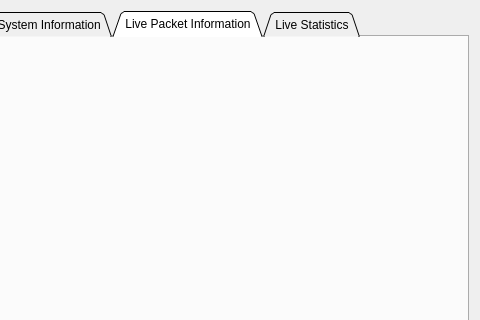
Qt form FOSSAGSCP/systeminformationpane.ui (FOSSASystems/FOSSA-GroundStationControlPanel) before a commit; both pictures show x 97 to 577 and y 0 to 320 of the 577 by 941 pixel window.
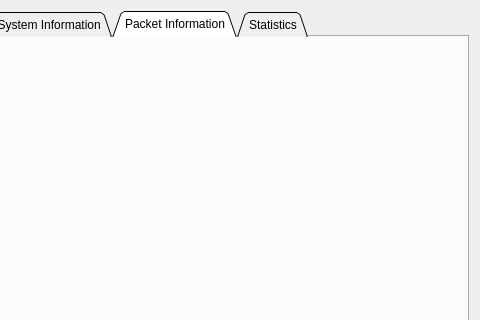
The same form after that commit. The open tabs and pages were chosen to show the change.

Commit message: removed "live" from tab names

Diff of the .ui file:
```diff
--- a/FOSSAGSCP/systeminformationpane.ui
+++ b/FOSSAGSCP/systeminformationpane.ui
@@ -992,12 +992,12 @@
      </widget>
      <widget class="QWidget" name="tab_2">
       <attribute name="title">
-       <string>Live Packet Information</string>
+       <string>Packet Information</string>
       </attribute>
      </widget>
      <widget class="QWidget" name="tab_3">
       <attribute name="title">
-       <string>Live Statistics</string>
+       <string>Statistics</string>
       </attribute>
       <layout class="QGridLayout" name="gridLayout_16">
        <item row="1" column="0">
```
Left out of the diff: 2 changed lines with no effect on the pictures.
